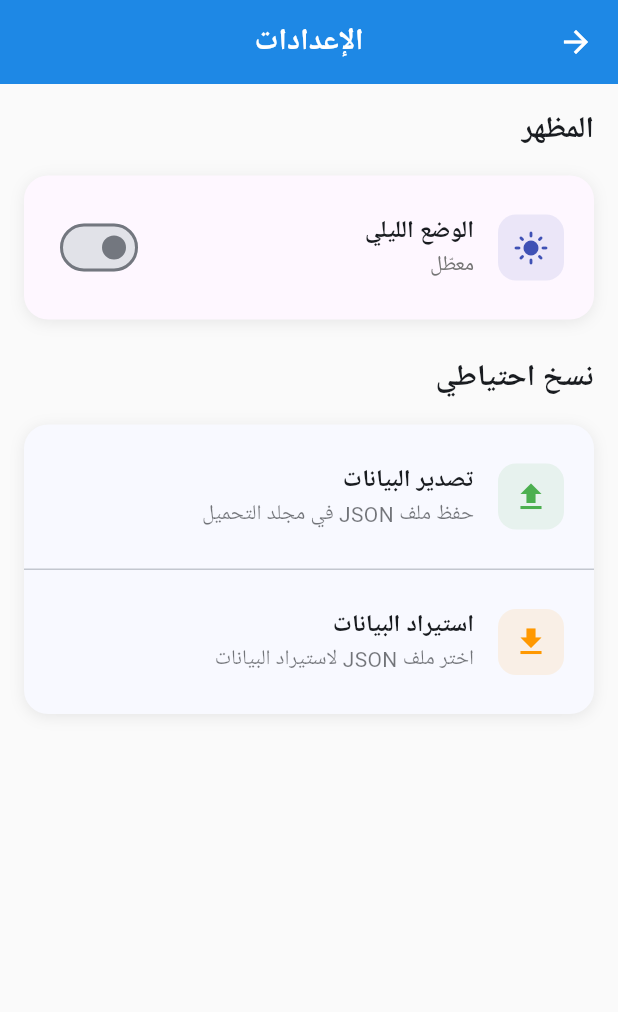
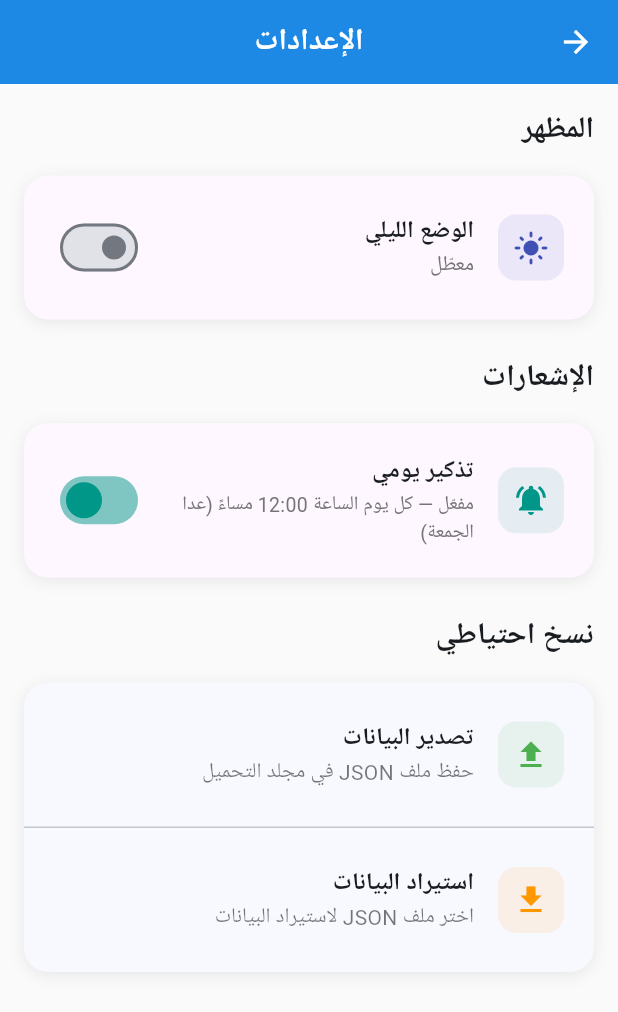
Before and after one commit to tahakadhim00-afk/Visit-Log, a Flutter app: the screen it shows after launch, in the side drawer, after a tap on "الإعدادات", on a phone screen of 412 x 824 dp. Shown: the top 1012 px of the screen. Run offline on Flutter 3.47's test engine with Material 3 defaults, Android fonts, the phone set to English and light mode, and no system bars; our stand-ins replace file_picker, flutter_local_notifications, flutter_timezone, google_fonts, hive, hive_flutter and 1 more; accounts and stored records are empty; Roboto replaces fonts that are missing (Cairo).

Commit message:
Add daily notification reminder (except Friday) at 12:00 PM

```diff
--- a/lib/main.dart
+++ b/lib/main.dart
@@ -2,12 +2,15 @@ import 'package:flutter/material.dart';
 import 'package:flutter_localizations/flutter_localizations.dart';
 import 'package:google_fonts/google_fonts.dart';
 import 'services/hive_service.dart';
+import 'services/notification_service.dart';
 import 'services/theme_service.dart';
 import 'screens/calendar_screen.dart';
 
 void main() async {
   WidgetsFlutterBinding.ensureInitialized();
   await HiveService.init();
+  await NotificationService.init();
+  await NotificationService.scheduleWeeklyNotifications();
   runApp(const VisitLogApp());
 }
 
--- a/lib/screens/settings_page.dart
+++ b/lib/screens/settings_page.dart
@@ -1,6 +1,8 @@
 import 'dart:ui' as ui;
 import 'package:flutter/material.dart';
 import '../services/backup_service.dart';
+import '../services/notification_service.dart';
+import '../services/settings_service.dart';
 import '../services/theme_service.dart';
 
 class SettingsPage extends StatefulWidget {
@@ -12,16 +14,15 @@ class SettingsPage extends StatefulWidget {
 
 class _SettingsPageState extends State<SettingsPage> {
   bool _isLoading = false;
+  bool _notificationsEnabled = SettingsService.notificationsEnabled;
 
   @override
   Widget build(BuildContext context) {
     return Directionality(
       textDirection: ui.TextDirection.rtl,
       child: Scaffold(
-        appBar: AppBar(
-          title: const Text('الإعدادات'),
-        ),
-        body: Container(
+        appBar: AppBar(title: const Text('الإعدادات')),
+        body: SingleChildScrollView(
           padding: const EdgeInsets.all(16),
           child: Column(
             crossAxisAlignment: CrossAxisAlignment.start,
@@ -30,14 +31,15 @@ class _SettingsPageState extends State<SettingsPage> {
               const SizedBox(height: 16),
               _buildThemeCard(),
               const SizedBox(height: 24),
+              _buildSectionTitle('الإشعارات'),
+              const SizedBox(height: 16),
+              _buildNotificationCard(),
+              const SizedBox(height: 24),
               _buildSectionTitle('نسخ احتياطي'),
               const SizedBox(height: 16),
               _buildBackupCard(),
               const SizedBox(height: 24),
-              if (_isLoading)
-                const Center(
-                  child: CircularProgressIndicator(),
-                ),
+              if (_isLoading) const Center(child: CircularProgressIndicator()),
             ],
           ),
         ),
@@ -74,7 +76,8 @@ class _SettingsPageState extends State<SettingsPage> {
             ],
           ),
           child: ListTile(
-            contentPadding: const EdgeInsets.symmetric(horizontal: 20, vertical: 12),
+            contentPadding:
+                const EdgeInsets.symmetric(horizontal: 20, vertical: 12),
             leading: Container(
               padding: const EdgeInsets.all(10),
               decoration: BoxDecoration(
@@ -87,10 +90,8 @@ class _SettingsPageState extends State<SettingsPage> {
                 size: 24,
               ),
             ),
-            title: const Text(
-              'الوضع الليلي',
-              style: TextStyle(fontSize: 16, fontWeight: FontWeight.w600),
-            ),
+            title: const Text('الوضع الليلي',
+                style: TextStyle(fontSize: 16, fontWeight: FontWeight.w600)),
             subtitle: Text(
               isDark ? 'مفعّل' : 'معطّل',
               style: TextStyle(fontSize: 14, color: Colors.grey[600]),
@@ -104,6 +105,69 @@ class _SettingsPageState extends State<SettingsPage> {
         );
       },
     );
+  }
+
+  Widget _buildNotificationCard() {
+    return Container(
+      decoration: BoxDecoration(
+        color: Theme.of(context).cardColor,
+        borderRadius: BorderRadius.circular(16),
+        boxShadow: [
+          BoxShadow(
+            color: Colors.grey.withValues(alpha: 0.2),
+            blurRadius: 8,
+            offset: const Offset(0, 2),
+          ),
+        ],
+      ),
+      child: ListTile(
+        contentPadding:
+            const EdgeInsets.symmetric(horizontal: 20, vertical: 12),
+        leading: Container(
+          padding: const EdgeInsets.all(10),
+          decoration: BoxDecoration(
+            color: Colors.teal.withValues(alpha: 0.1),
+            borderRadius: BorderRadius.circular(12),
+          ),
+          child: Icon(
+            _notificationsEnabled
+                ? Icons.notifications_active
+                : Icons.notifications_off,
+            color: Colors.teal,
+            size: 24,
+          ),
+        ),
+        title: const Text('تذكير يومي',
+            style: TextStyle(fontSize: 16, fontWeight: FontWeight.w600)),
+        subtitle: Text(
+          _notificationsEnabled
+              ? 'مفعّل — كل يوم الساعة 12:00 مساءً (عدا الجمعة)'
+              : 'معطّل',
+          style: TextStyle(fontSize: 13, color: Colors.grey[600]),
+        ),
+        trailing: Switch(
+          value: _notificationsEnabled,
+          activeThumbColor: Colors.teal,
+          onChanged: _toggleNotifications,
+        ),
+      ),
+    );
+  }
+
+  Future<void> _toggleNotifications(bool value) async {
+    if (value) {
+      final granted = await NotificationService.requestPermission();
+      if (!granted) {
+        if (mounted) {
+          _showErrorDialog('لم يتم منح الإذن',
+              'يرجى السماح بالإشعارات من إعدادات الهاتف لتفعيل هذه الميزة.');
+        }
+        return;
+      }
+    }
+    await SettingsService.setNotificationsEnabled(value);
+    setState(() => _notificationsEnabled = value);
+    await NotificationService.scheduleWeeklyNotifications();
   }
 
   Widget _buildBackupCard() {
@@ -149,26 +213,18 @@ class _SettingsPageState extends State<SettingsPage> {
     required VoidCallback onTap,
   }) {
     return ListTile(
-      contentPadding: const EdgeInsets.symmetric(horizontal: 20, vertical: 12),
+      contentPadding:
+          const EdgeInsets.symmetric(horizontal: 20, vertical: 12),
       leading: Container(
         padding: const EdgeInsets.all(10),
         decoration: BoxDecoration(
           color: color.withValues(alpha: 0.1),
           borderRadius: BorderRadius.circular(12),
         ),
-        child: Icon(
-          icon,
-          color: color,
-          size: 24,
+        child: Icon(icon, color: color, size: 24),
       ),
-      ),
-      title: Text(
-        title,
-        style: const TextStyle(
-          fontSize: 16,
-          fontWeight: FontWeight.w600,
-        ),
-      ),
+      title: Text(title,
+          style: const TextStyle(fontSize: 16, fontWeight: FontWeight.w600)),
       subtitle: Text(
         subtitle,
         style: TextStyle(
@@ -181,31 +237,18 @@ class _SettingsPageState extends State<SettingsPage> {
   }
 
   Future<void> _exportData() async {
-    setState(() {
-      _isLoading = true;
-    });
-
+    setState(() => _isLoading = true);
     try {
       final filePath = await BackupService.exportDataToJson();
       if (mounted) {
-        _showSuccessDialog(
-          'تم التصدير بنجاح',
-          'تم حفظ البيانات في:\n$filePath',
-        );
+        _showSuccessDialog('تم التصدير بنجاح', 'تم حفظ البيانات في:\n$filePath');
       }
     } catch (e) {
       if (mounted) {
-        _showErrorDialog(
-          'خطأ في التصدير',
-          'فشل في تصدير البيانات: ${e.toString()}',
-        );
+        _showErrorDialog('خطأ في التصدير', 'فشل في تصدير البيانات: ${e.toString()}');
       }
     } finally {
-      if (mounted) {
-        setState(() {
-          _isLoading = false;
-        });
-      }
+      if (mounted) setState(() => _isLoading = false);
     }
   }
 
@@ -214,41 +257,24 @@ class _SettingsPageState extends State<SettingsPage> {
       'استيراد البيانات',
       'هل تريد استيراد البيانات؟ سيتم استبدال البيانات الحالية.\n\nسيتم فتح متصفح الملفات لاختيار ملف النسخة الاحتياطية.',
     );
-
     if (!confirmed) return;
 
-    setState(() {
-      _isLoading = true;
-    });
-
+    setState(() => _isLoading = true);
     try {
       final result = await BackupService.importDataFromJson();
       if (mounted) {
         if (result) {
-          _showSuccessDialog(
-            'تم الاستيراد بنجاح',
-            'تم استيراد البيانات بنجاح.',
-          );
+          _showSuccessDialog('تم الاستيراد بنجاح', 'تم استيراد البيانات بنجاح.');
         } else {
-          _showErrorDialog(
-            'لم يتم الاستيراد',
-            'لم يتم اختيار ملف أو تم إلغاء العملية.',
-          );
+          _showErrorDialog('لم يتم الاستيراد', 'لم يتم اختيار ملف أو تم إلغاء العملية.');
         }
       }
     } catch (e) {
       if (mounted) {
-        _showErrorDialog(
-          'خطأ في الاستيراد',
-          'فشل في استيراد البيانات: ${e.toString()}',
-        );
+        _showErrorDialog('خطأ في الاستيراد', 'فشل في استيراد البيانات: ${e.toString()}');
       }
     } finally {
-      if (mounted) {
-        setState(() {
-          _isLoading = false;
-        });
-      }
+      if (mounted) setState(() => _isLoading = false);
     }
   }
 
@@ -261,18 +287,16 @@ class _SettingsPageState extends State<SettingsPage> {
             actions: [
               TextButton(
                   onPressed: () => Navigator.pop(context, false),
-            child: const Text('إلغاء'),
-          ),
+                  child: const Text('إلغاء')),
               TextButton(
                 onPressed: () => Navigator.pop(context, true),
-            style: TextButton.styleFrom(
-              foregroundColor: Colors.red,
-            ),
+                style: TextButton.styleFrom(foregroundColor: Colors.red),
                 child: const Text('موافق'),
               ),
             ],
           ),
-    ) ?? false;
+        ) ??
+        false;
   }
 
   void _showSuccessDialog(String title, String message) {
@@ -285,9 +309,7 @@ class _SettingsPageState extends State<SettingsPage> {
           TextButton(
             onPressed: () => Navigator.pop(context),
             style: TextButton.styleFrom(
-              backgroundColor: Colors.green,
-              foregroundColor: Colors.white,
-            ),
+                backgroundColor: Colors.green, foregroundColor: Colors.white),
             child: const Text('موافق'),
           ),
         ],
@@ -305,9 +327,7 @@ class _SettingsPageState extends State<SettingsPage> {
           TextButton(
             onPressed: () => Navigator.pop(context),
             style: TextButton.styleFrom(
-              backgroundColor: Colors.red,
-              foregroundColor: Colors.white,
-            ),
+                backgroundColor: Colors.red, foregroundColor: Colors.white),
             child: const Text('موافق'),
           ),
         ],
--- /dev/null
+++ b/lib/services/notification_service.dart
@@ -0,0 +1,88 @@
+import 'package:flutter_local_notifications/flutter_local_notifications.dart';
+import 'package:flutter_timezone/flutter_timezone.dart';
+import 'package:timezone/data/latest_all.dart' as tz;
+import 'package:timezone/timezone.dart' as tz;
+import 'settings_service.dart';
+
+class NotificationService {
+  static final FlutterLocalNotificationsPlugin _plugin =
+      FlutterLocalNotificationsPlugin();
+
+  static const _channelId = 'visit_reminder';
+  static const _channelName = 'تذكير الزيارات';
+  static const _channelDesc = 'تذكير يومي بتسجيل الزيارات';
+
+  // جميع أيام الأسبوع ما عدا الجمعة (5)
+  static const List<int> _activeDays = [
+    DateTime.monday,    // 1
+    DateTime.tuesday,   // 2
+    DateTime.wednesday, // 3
+    DateTime.thursday,  // 4
+    DateTime.saturday,  // 6
+    DateTime.sunday,    // 7
+  ];
+
+  static Future<void> init() async {
+    tz.initializeTimeZones();
+    final timeZoneName = await FlutterTimezone.getLocalTimezone();
+    tz.setLocalLocation(tz.getLocation(timeZoneName));
+
+    const androidInit = AndroidInitializationSettings('@mipmap/launcher_icon');
+    const settings = InitializationSettings(android: androidInit);
+    await _plugin.initialize(settings);
+  }
+
+  static Future<bool> requestPermission() async {
+    final android = _plugin.resolvePlatformSpecificImplementation<
+        AndroidFlutterLocalNotificationsPlugin>();
+    return await android?.requestNotificationsPermission() ?? false;
+  }
+
+  static Future<void> scheduleWeeklyNotifications() async {
+    await _plugin.cancelAll();
+
+    if (!SettingsService.notificationsEnabled) return;
+
+    final name = SettingsService.supervisorName;
+    final nameStr = name.isNotEmpty ? name : 'المشرف';
+    final body = 'مساء الخير $nameStr، تفضل وسجّل زياراتك لهذا اليوم.';
+    const title = 'سجل زياراتك';
+
+    for (final day in _activeDays) {
+      final details = NotificationDetails(
+        android: AndroidNotificationDetails(
+          _channelId,
+          _channelName,
+          channelDescription: _channelDesc,
+          importance: Importance.high,
+          priority: Priority.high,
+          styleInformation: BigTextStyleInformation(body),
+        ),
+      );
+
+      final scheduled = _nextOccurrence(day, 12, 0);
+      await _plugin.zonedSchedule(
+        day,
+        title,
+        body,
+        scheduled,
+        details,
+        androidScheduleMode: AndroidScheduleMode.exactAllowWhileIdle,
+        matchDateTimeComponents: DateTimeComponents.dayOfWeekAndTime,
+        uiLocalNotificationDateInterpretation:
+            UILocalNotificationDateInterpretation.absoluteTime,
+      );
+    }
+  }
+
+  static tz.TZDateTime _nextOccurrence(int weekday, int hour, int minute) {
+    final now = tz.TZDateTime.now(tz.local);
+    var dt = tz.TZDateTime(tz.local, now.year, now.month, now.day, hour, minute);
+    while (dt.weekday != weekday || !dt.isAfter(now)) {
+      dt = dt.add(const Duration(days: 1));
+    }
+    return dt;
+  }
+
+  static Future<void> cancelAll() => _plugin.cancelAll();
+}
--- /dev/null
+++ b/lib/services/settings_service.dart
@@ -0,0 +1,63 @@
+import 'package:hive/hive.dart';
+
+class SettingsService {
+  static Box get _box => Hive.box('settings');
+
+  // ── export / import ───────────────────────────────────────────────────────
+
+  static Map<String, dynamic> toMap() => {
+        'supervisorName': supervisorName,
+        'specialty': specialty,
+        'supervisionHeadName': supervisionHeadName,
+        'specialtySchoolsCount': specialtySchoolsCount,
+        'criticalFriendSchoolsCount': criticalFriendSchoolsCount,
+        'externalEvalSchoolsCount': externalEvalSchoolsCount,
+        'isDarkMode': _box.get('isDarkMode', defaultValue: false),
+      };
+
+  static Future<void> restoreFromMap(Map<String, dynamic> map) async {
+    if (map['supervisorName'] is String) {
+      await setSupervisorName(map['supervisorName'] as String);
+    }
+    if (map['specialty'] is String) {
+      await setSpecialty(map['specialty'] as String);
+    }
+    if (map['supervisionHeadName'] is String) {
+      await setSupervisionHeadName(map['supervisionHeadName'] as String);
+    }
+    if (map['specialtySchoolsCount'] is int) {
+      await setSpecialtySchoolsCount(map['specialtySchoolsCount'] as int);
+    }
+    if (map['criticalFriendSchoolsCount'] is int) {
+      await setCriticalFriendSchoolsCount(
+          map['criticalFriendSchoolsCount'] as int);
+    }
+    if (map['externalEvalSchoolsCount'] is int) {
+      await setExternalEvalSchoolsCount(
+          map['externalEvalSchoolsCount'] as int);
+    }
+    if (map['isDarkMode'] is bool) {
+      await _box.put('isDarkMode', map['isDarkMode'] as bool);
+    }
+  }
+
+  static String get supervisorName => _box.get('supervisorName', defaultValue: '');
+  static String get specialty => _box.get('specialty', defaultValue: '');
+  static String get supervisionHeadName => _box.get('supervisionHeadName', defaultValue: '');
+  static int get specialtySchoolsCount => _box.get('specialtySchoolsCount', defaultValue: 0);
+  static int get criticalFriendSchoolsCount => _box.get('criticalFriendSchoolsCount', defaultValue: 0);
+  static int get externalEvalSchoolsCount => _box.get('externalEvalSchoolsCount', defaultValue: 0);
+  static String? get profilePhotoPath => _box.get('profilePhotoPath');
+  static bool get notificationsEnabled =>
+      _box.get('notificationsEnabled', defaultValue: true);
+
+  static Future<void> setSupervisorName(String v) => _box.put('supervisorName', v);
+  static Future<void> setSpecialty(String v) => _box.put('specialty', v);
+  static Future<void> setSupervisionHeadName(String v) => _box.put('supervisionHeadName', v);
+  static Future<void> setSpecialtySchoolsCount(int v) => _box.put('specialtySchoolsCount', v);
+  static Future<void> setCriticalFriendSchoolsCount(int v) => _box.put('criticalFriendSchoolsCount', v);
+  static Future<void> setExternalEvalSchoolsCount(int v) => _box.put('externalEvalSchoolsCount', v);
+  static Future<void> setProfilePhotoPath(String v) => _box.put('profilePhotoPath', v);
+  static Future<void> setNotificationsEnabled(bool v) =>
+      _box.put('notificationsEnabled', v);
+}
--- a/pubspec.yaml
+++ b/pubspec.yaml
@@ -18,6 +18,9 @@ dependencies:
   url_launcher: ^6.2.2
   file_picker: ^8.1.2
   permission_handler: ^11.3.1
+  flutter_local_notifications: ^18.0.0
+  timezone: ^0.9.4
+  flutter_timezone: ^1.0.4
   flutter_localizations:
     sdk: flutter
 
```
Also changed, not shown: pubspec.lock, 2 other files. Lines whose indentation alone changed are shown as unchanged.
